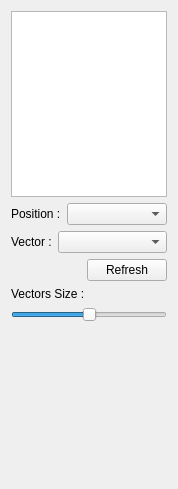
The window that SCHNApps/Plugins/renderVector/renderVector.ui (cgogn/CGoGN) describes before a commit, drawn with Qt 5.
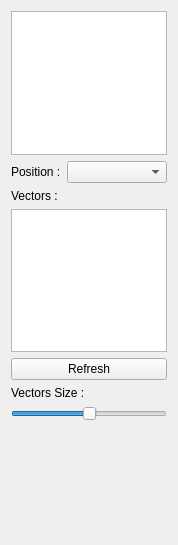
The same window after the commit.

Commit message: SCHNApps plugins: compute curvature & render multiple vectors

Patch:
```diff
--- a/SCHNApps/Plugins/renderVector/renderVector.ui
+++ b/SCHNApps/Plugins/renderVector/renderVector.ui
@@ -7,7 +7,7 @@
     <x>0</x>
     <y>0</y>
     <width>174</width>
-    <height>489</height>
+    <height>545</height>
    </rect>
   </property>
   <property name="windowTitle">
@@ -18,35 +18,15 @@
     <widget class="QListWidget" name="mapList"/>
    </item>
    <item>
-    <layout class="QGridLayout" name="gridLayout">
-     <property name="sizeConstraint">
-      <enum>QLayout::SetDefaultConstraint</enum>
-     </property>
-     <item row="1" column="0">
-      <widget class="QLabel" name="label_3">
-       <property name="text">
-        <string>Vector :</string>
-       </property>
-      </widget>
-     </item>
-     <item row="1" column="1" colspan="2">
-      <widget class="QComboBox" name="combo_vectorVBO">
-       <property name="sizePolicy">
-        <sizepolicy hsizetype="MinimumExpanding" vsizetype="Fixed">
-         <horstretch>0</horstretch>
-         <verstretch>0</verstretch>
-        </sizepolicy>
-       </property>
-      </widget>
-     </item>
-     <item row="0" column="0" colspan="2">
+    <layout class="QHBoxLayout" name="horizontalLayout">
+     <item>
       <widget class="QLabel" name="label_2">
        <property name="text">
         <string>Position :</string>
        </property>
       </widget>
      </item>
-     <item row="0" column="2">
+     <item>
       <widget class="QComboBox" name="combo_positionVBO">
        <property name="sizePolicy">
         <sizepolicy hsizetype="Expanding" vsizetype="Fixed">
@@ -56,7 +36,23 @@
        </property>
       </widget>
      </item>
-     <item row="2" column="2" alignment="Qt::AlignRight">
+    </layout>
+   </item>
+   <item>
+    <widget class="QLabel" name="label_3">
+     <property name="text">
+      <string>Vectors :</string>
+     </property>
+    </widget>
+   </item>
+   <item>
+    <widget class="QListWidget" name="list_vectorVBO">
+     <property name="selectionMode">
+      <enum>QAbstractItemView::MultiSelection</enum>
+     </property>
+    </widget>
+   </item>
+   <item>
       <widget class="QPushButton" name="button_refreshVBOs">
        <property name="sizePolicy">
         <sizepolicy hsizetype="Preferred" vsizetype="Fixed">
@@ -71,8 +67,6 @@
         <string>Refresh</string>
        </property>
       </widget>
-     </item>
-    </layout>
    </item>
    <item>
     <widget class="QLabel" name="label">
```
Lines whose indentation alone changed are shown as unchanged. The commit also changes 24 other files.
